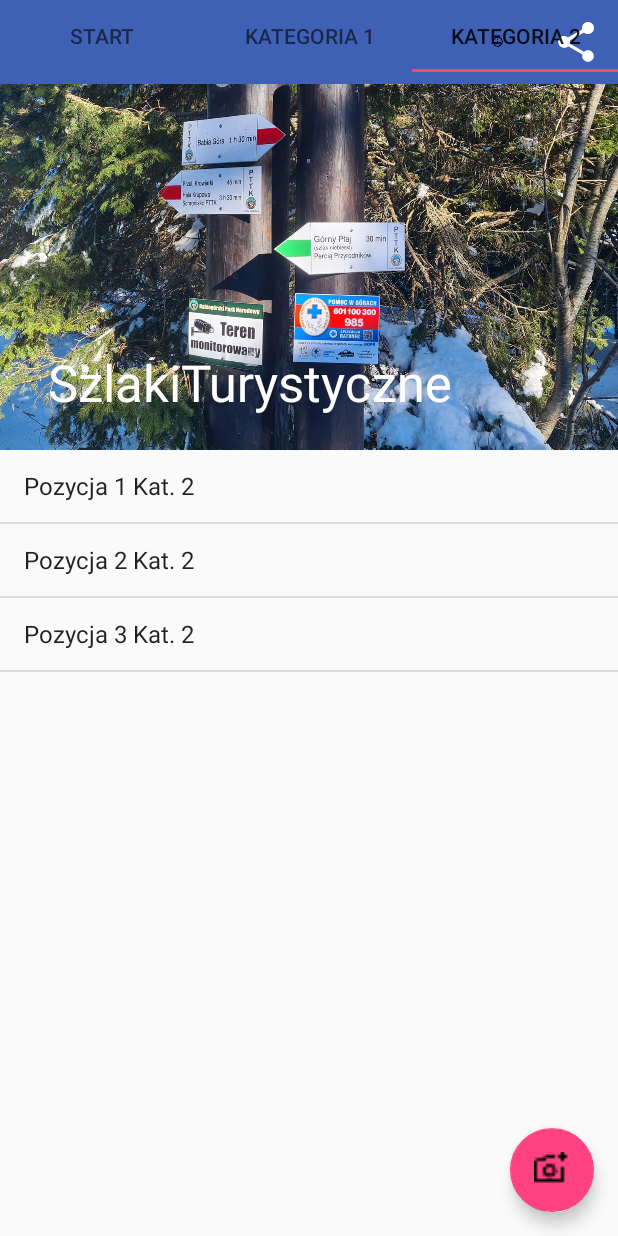
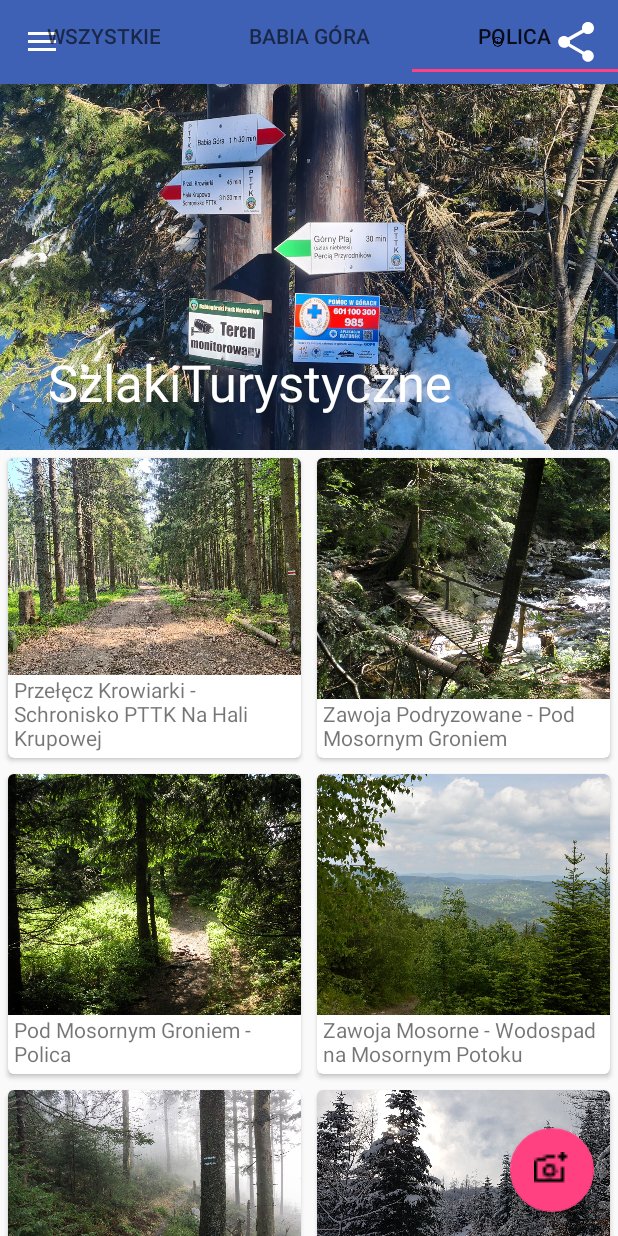
Before and after one commit to august3sas/put_trail_application, an Android app: the screen it shows after launch (MainActivity), tab 3 chosen, on a phone screen of 412 x 824 dp. Run offline under Robolectric (Android 15) with nearby library versions, the phone set to English and light mode, and no system bars.

```diff
--- a/SzlakiTurystyczne/app/src/main/java/mob/lab/inf151871inf151835/SectionsPagerAdapter.kt
+++ b/SzlakiTurystyczne/app/src/main/java/mob/lab/inf151871inf151835/SectionsPagerAdapter.kt
@@ -12,18 +12,18 @@ class SectionsPagerAdapter(fm: FragmentManager) : FragmentPagerAdapter(fm) {
 
     override fun getItem(position: Int): Fragment {
         return when (position) {
-            0 -> TrailListFragment()
-            1 -> Tab1Fragment()
-            2 -> Tab2Fragment()
+            0 -> Tab1Fragment(0)
+            1 -> Tab1Fragment(1)
+            2 -> Tab1Fragment(2)
             else -> throw IllegalArgumentException("Invalid position: $position")
         }
     }
 
     override fun getPageTitle(position: Int): CharSequence? {
         return when (position) {
-            0 -> "Start"
-            1 -> "Kategoria 1"
-            2 -> "Kategoria 2"
+            0 -> "Wszystkie"
+            1 -> "Babia Góra"
+            2 -> "Polica"
             else -> null
         }
     }
--- a/SzlakiTurystyczne/app/src/main/java/mob/lab/inf151871inf151835/Tab1Fragment.kt
+++ b/SzlakiTurystyczne/app/src/main/java/mob/lab/inf151871inf151835/Tab1Fragment.kt
@@ -12,11 +12,15 @@ import androidx.recyclerview.widget.GridLayoutManager
 import androidx.recyclerview.widget.RecyclerView
 
 
-class Tab1Fragment : Fragment() {
+class Tab1Fragment(private val type: Int) : Fragment() {
     override fun onCreateView(inflater: LayoutInflater, container: ViewGroup?, savedInstanceState: Bundle?): View? {
         val trailRecycler: RecyclerView = inflater.inflate(R.layout.fragment_tab1,container,false) as RecyclerView
-        val trailNames = Array(Trail.trails.size) { i -> Trail.trails[i].getName() }
-        val trailImages = Array(Trail.trails.size) { i -> Trail.trails[i].getImageResourceId() }
+
+
+        val filteredTrails = Trail.trails.filter { it.getType() == type || type == 0 }
+        val trailNames = Array(filteredTrails.size) { i -> filteredTrails[i].getName() }
+        val trailImages = Array(filteredTrails.size) { i -> filteredTrails[i].getImageResourceId() }
+
         val adapter = CaptionedImagesAdapter(trailNames, trailImages)
 
         val layoutManager = GridLayoutManager(activity, 2)
@@ -26,7 +30,7 @@ class Tab1Fragment : Fragment() {
         adapter.setListener(object : CaptionedImagesAdapter.Listener {
             override fun onClick(position: Int) {
                 val intent = Intent(activity, TrailDetailActivity::class.java)
-                intent.putExtra("trailId", position)
+                intent.putExtra("trailId", filteredTrails[position].getId())
                 activity?.startActivity(intent)
             }
         })
--- a/SzlakiTurystyczne/app/src/main/java/mob/lab/inf151871inf151835/Trail.kt
+++ b/SzlakiTurystyczne/app/src/main/java/mob/lab/inf151871inf151835/Trail.kt
@@ -1,37 +1,43 @@
 package mob.lab.inf151871inf151835
 
 class Trail(
+    private var id: Int,
     private var name: String,
     private var length: Double,
     private var time: Double,
-    private var times: MutableList<String>,
+    private var type: Int,
     private var resourceId: Int
     ) {
 
     companion object{
         val trails = arrayOf(
-            Trail("Przełęcz Krowiarki - Babia Góra", 4.6, 2.4, mutableListOf(), R.drawable.image01),
-            Trail("Zawoja Podryzowane - Schronisko PTTK Markowe Szczawiny", 5.7, 2.35, mutableListOf(), R.drawable.image02),
-            Trail("Perć Akademików", 2.6, 1.61, mutableListOf(), R.drawable.image03),
-            Trail("Przełęcz Krowiarki - Schronisko PTTK Na Hali Krupowej", 9.4, 3.16, mutableListOf(), R.drawable.image04),
-            Trail("Zawoja Markowa - Schronisko PTTK Markowe Szczawiny", 3.3, 1.66, mutableListOf(), R.drawable.image05),
-            Trail("Zawoja Markowa - Las Ryzowane", 1.3, 0.6, mutableListOf(), R.drawable.image06),
-            Trail("Przełęcz Krowiarki - Schronisko PTTK Markowe Szczawiny", 6.3, 2.0, mutableListOf(), R.drawable.image07),
-            Trail("Szkolnikowe Rozstaje - Nad Sokolicą", 1.3, 0.83, mutableListOf(), R.drawable.image08),
-            Trail("Schronisko PTTK Markowe Szczawiny - Babia Góra", 3.0, 1.5, mutableListOf(), R.drawable.image09),
-            Trail("Fickowe Rozstaje - Schronisko PTTK Markowe Szczawiny", 2.7, 1.0, mutableListOf(), R.drawable.image10),
-            Trail("Główny Szlak Beskidzki im. Kazimierza Sosnowskiego", 502.5, 162.41, mutableListOf(), R.drawable.image11),
-            Trail("Zawoja Policzne - Przełęcz Krowiarki", 4.2, 1.583, mutableListOf(), R.drawable.image12),
-            Trail("Zawoja Podryzowane - Pod Mosornym Groniem", 3.1, 1.433, mutableListOf(), R.drawable.image13),
-            Trail("Pod Mosornym Groniem - Polica", 4.0, 1.666, mutableListOf(), R.drawable.image14),
-            Trail("Zawoja Mosorne - Wodospad na Mosornym Potoku", 2.3, 0.85, mutableListOf(), R.drawable.image15),
-            Trail("Wodospad na Mosornym Potoku - Pod Mosornym Groniem", 1.6, 0.85, mutableListOf(), R.drawable.image16),
-            Trail("Zawoja Centrum - Schronisko PTTK Na Hali Krupowej", 10.4, 3.916, mutableListOf(), R.drawable.image17),
-            Trail("Skawica - Schronisko PTTK Na Hali Krupowej", 7.4, 3.0, mutableListOf(), R.drawable.image18),
-            Trail("Stańcowa - Babia Góra", 4.5, 2.516, mutableListOf(), R.drawable.image19),
+            Trail(0,"Przełęcz Krowiarki - Babia Góra", 4.6, 2.4, 1, R.drawable.image01),
+            Trail(1,"Zawoja Podryzowane - Schronisko PTTK Markowe Szczawiny", 5.7, 2.35, 1, R.drawable.image02),
+            Trail(2,"Perć Akademików", 2.6, 1.61, 1, R.drawable.image03),
+            Trail(3,"Przełęcz Krowiarki - Schronisko PTTK Na Hali Krupowej", 9.4, 3.16, 2, R.drawable.image04),
+            Trail(4,"Zawoja Markowa - Schronisko PTTK Markowe Szczawiny", 3.3, 1.66, 1, R.drawable.image05),
+            Trail(5,"Zawoja Markowa - Las Ryzowane", 1.3, 0.6, 1, R.drawable.image06),
+            Trail(6,"Przełęcz Krowiarki - Schronisko PTTK Markowe Szczawiny", 6.3, 2.0, 1, R.drawable.image07),
+            Trail(7,"Szkolnikowe Rozstaje - Nad Sokolicą", 1.3, 0.83, 1, R.drawable.image08),
+            Trail(8,"Schronisko PTTK Markowe Szczawiny - Babia Góra", 3.0, 1.5, 1, R.drawable.image09),
+            Trail(9,"Fickowe Rozstaje - Schronisko PTTK Markowe Szczawiny", 2.7, 1.0, 1, R.drawable.image10),
+            Trail(10,"Główny Szlak Beskidzki im. Kazimierza Sosnowskiego", 502.5, 162.41, 0, R.drawable.image11),
+            Trail(11,"Zawoja Policzne - Przełęcz Krowiarki", 4.2, 1.583, 1, R.drawable.image12),
+            Trail(12,"Zawoja Podryzowane - Pod Mosornym Groniem", 3.1, 1.433, 2, R.drawable.image13),
+            Trail(13,"Pod Mosornym Groniem - Polica", 4.0, 1.666, 2, R.drawable.image14),
+            Trail(14,"Zawoja Mosorne - Wodospad na Mosornym Potoku", 2.3, 0.85, 2, R.drawable.image15),
+            Trail(15,"Wodospad na Mosornym Potoku - Pod Mosornym Groniem", 1.6, 0.85, 2, R.drawable.image16),
+            Trail(16,"Zawoja Centrum - Schronisko PTTK Na Hali Krupowej", 10.4, 3.916, 2, R.drawable.image17),
+            Trail(17,"Skawica - Schronisko PTTK Na Hali Krupowej", 7.4, 3.0, 2, R.drawable.image18),
+            Trail(18,"Stańcowa - Babia Góra", 4.5, 2.516, 1, R.drawable.image19)
         )
     }
-
+    fun getId(): Int{
+        return id
+    }
+    fun getType(): Int{
+        return type
+    }
     fun getName(): String{
         return name
     }
@@ -41,15 +47,9 @@ class Trail(
     fun getTime(): Double{
         return time
     }
-    fun getTimes(): List<String>{
-        return times
-    }
     fun getImageResourceId(): Int{
         return resourceId
 
-    }
-    fun addTime(newTime: String){
-        times.add(newTime)
     }
     override fun toString(): String{
         return this.name
--- a/SzlakiTurystyczne/app/src/main/res/layout/activity_main.xml
+++ b/SzlakiTurystyczne/app/src/main/res/layout/activity_main.xml
@@ -1,4 +1,10 @@
 <?xml version="1.0" encoding="utf-8"?>
+<androidx.drawerlayout.widget.DrawerLayout
+    xmlns:android="http://schemas.android.com/apk/res/android"
+    xmlns:app="http://schemas.android.com/apk/res-auto"
+    android:id="@+id/drawer_layout"
+    android:layout_width="match_parent"
+    android:layout_height="match_parent" >
     <androidx.coordinatorlayout.widget.CoordinatorLayout xmlns:android="http://schemas.android.com/apk/res/android"
         xmlns:app="http://schemas.android.com/apk/res-auto"
         xmlns:tools="http://schemas.android.com/tools"
@@ -66,3 +72,24 @@
             android:src="@drawable/add_photo"
             android:onClick="onClickDone"/>
     </androidx.coordinatorlayout.widget.CoordinatorLayout>
+
+
+    <LinearLayout
+        android:layout_width="match_parent"
+        android:layout_height="match_parent"
+        android:orientation="vertical" >
+
+        <FrameLayout
+            android:id="@+id/content_frame"
+            android:layout_width="match_parent"
+            android:layout_height="match_parent" />
+    </LinearLayout>
+    <com.google.android.material.navigation.NavigationView
+        android:id="@+id/nav_view"
+        android:layout_width="wrap_content"
+        android:layout_height="match_parent"
+        android:layout_gravity="start"
+        app:headerLayout="@layout/drawer_header"
+        app:menu="@menu/drawer_menu" />
+
+</androidx.drawerlayout.widget.DrawerLayout>
--- /dev/null
+++ b/SzlakiTurystyczne/app/src/main/res/menu/drawer_menu.xml
@@ -0,0 +1,17 @@
+<?xml version="1.0" encoding="utf-8"?>
+<menu xmlns:android="http://schemas.android.com/apk/res/android">
+    <group android:checkableBehavior="single">
+        <item
+                android:id="@+id/nav_import"
+                android:title="@string/drawer_import" />
+        <item
+                android:id="@+id/nav_gallery"
+                android:title="@string/drawer_gallery" />
+        <item
+                android:id="@+id/nav_slideshow"
+                android:title="@string/drawer_slideshow" />
+        <item
+                android:id="@+id/nav_tools"
+                android:title="@string/drawer_tools" />
+    </group>
+</menu>
--- a/SzlakiTurystyczne/app/src/main/res/values/strings.xml
+++ b/SzlakiTurystyczne/app/src/main/res/values/strings.xml
@@ -13,15 +13,24 @@
     <string name="hello_blank_fragment">Hello blank fragment</string>
     <string name="action_share">Share</string>
     <string name="title_top">Fragment główny</string>
+    <string name="drawer_import">Import</string>
+    <string name="drawer_gallery">Galeria</string>
+    <string name="drawer_slideshow">Pokaz slajdów</string>
+    <string name="drawer_tools">Narzędzia</string>
 
-    <string name="home_tab">Start</string>
-    <string name="kat1_tab">Kategoria 1</string>
-    <string name="kat2_tab">Kategoria 2</string>
+    <string name="user_name">Jan Kowalski</string>
+    <string name="user_mail">jankowalski@gmail.com</string>
+
+    <string name="home_tab">Wszystko</string>
+    <string name="kat1_tab">Babia Góra</string>
+    <string name="kat2_tab">Polica</string>
 
     <string name="top_header">Nagłówek</string>
     <string name="top_image">Obrazek</string>
     <string name="top_text">Hektor miał Trojan radę nad Skamandru rzeką.</string>
 
+    <string name="open_drawer">Otwórz szufladę nawigacyjną</string>
+    <string name="close_drawer">Zamknij szufladę nawigacyjną</string>
 
     <string-array name="kategoria1">
         <item>Pozycja 1 Kat. 1</item>
```
Also changed, not shown: SzlakiTurystyczne/app/src/main/java/mob/lab/inf151871inf151835/MainActivity.kt (+49 -1 lines), SzlakiTurystyczne/app/src/main/java/mob/lab/inf151871inf151835/StoperFragment.kt (+1 -11 lines), SzlakiTurystyczne/app/src/main/java/mob/lab/inf151871inf151835/TrailDetailActivity.kt (+19 -3 lines), SzlakiTurystyczne/app/src/main/java/mob/lab/inf151871inf151835/TrailDetailFragment.kt (+0 -9 lines), SzlakiTurystyczne/app/src/main/res/layout/activity_trail_detail.xml (+21 -0 lines), SzlakiTurystyczne/app/src/main/res/layout/drawer_header.xml (added, +28 -0 lines), SzlakiTurystyczne/app/src/main/res/layout/fragment_stoper.xml (+0 -8 lines), SzlakiTurystyczne/app/src/main/res/drawable/map.jpg (added). Lines whose indentation alone changed are shown as unchanged.
